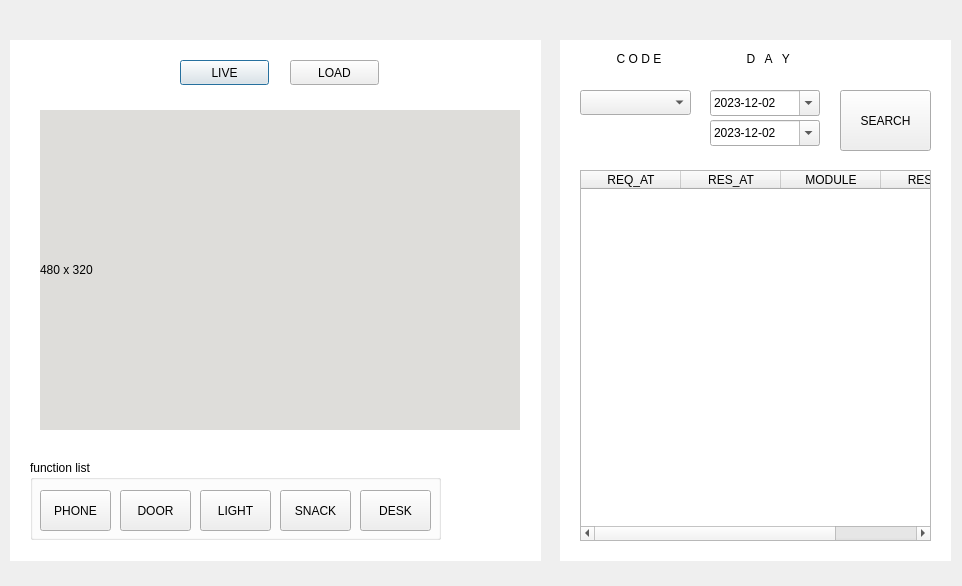
Above: ros_dl/src/haejo_pkg/haejo_pkg/haejo.ui from addinedu-ros-3rd/deeplearning-repo-4 before the change. Below: the same form after it.
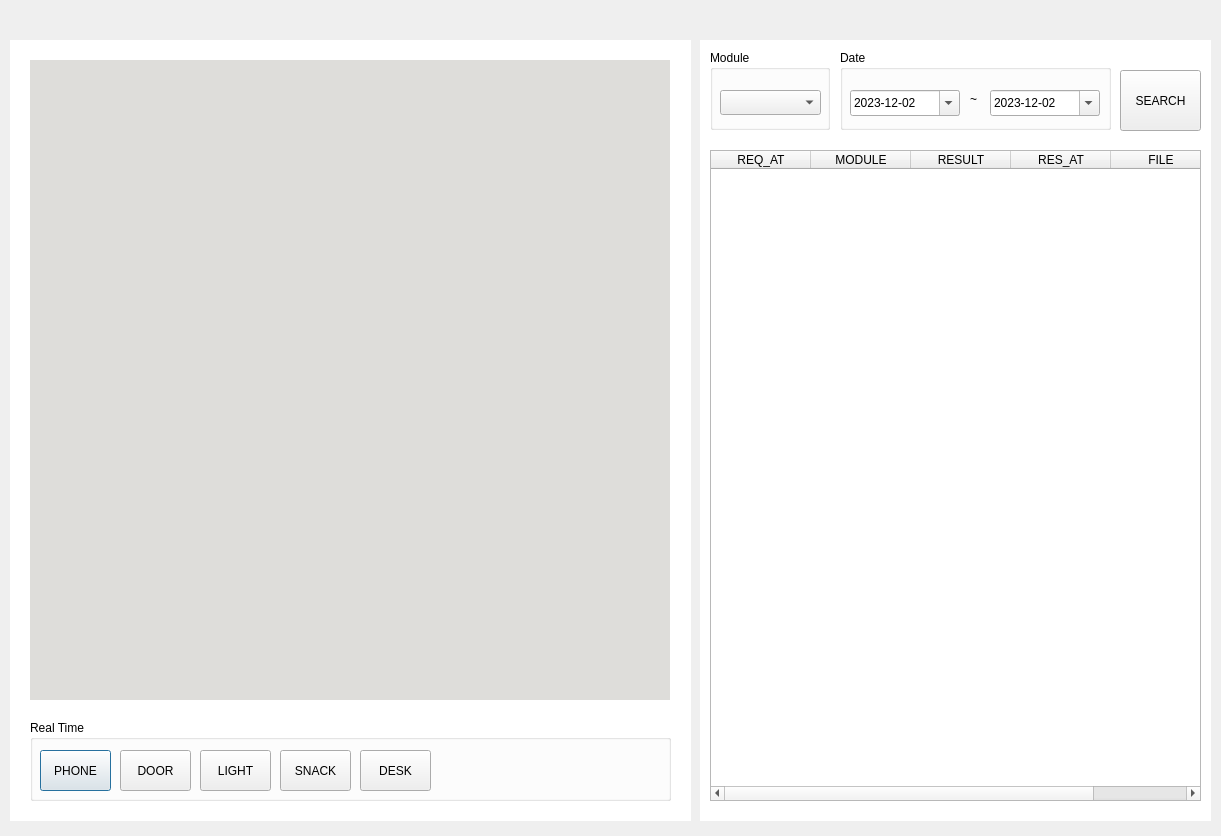
That is the form after the change.

What changed in the file:
```diff
--- a/ros_dl/src/haejo_pkg/haejo_pkg/haejo.ui
+++ b/ros_dl/src/haejo_pkg/haejo_pkg/haejo.ui
@@ -6,8 +6,8 @@
    <rect>
     <x>0</x>
     <y>0</y>
-    <width>962</width>
-    <height>586</height>
+    <width>1221</width>
+    <height>836</height>
    </rect>
   </property>
   <property name="windowTitle">
@@ -16,59 +16,33 @@
   <property name="styleSheet">
    <string notr="true"/>
   </property>
-  <widget class="QPushButton" name="tap_button_live">
-   <property name="geometry">
-    <rect>
-     <x>180</x>
-     <y>60</y>
-     <width>89</width>
-     <height>25</height>
-    </rect>
-   </property>
-   <property name="text">
-    <string>LIVE</string>
-   </property>
-  </widget>
-  <widget class="QPushButton" name="tap_button_load">
-   <property name="geometry">
-    <rect>
-     <x>290</x>
-     <y>60</y>
-     <width>89</width>
-     <height>25</height>
-    </rect>
-   </property>
-   <property name="text">
-    <string>LOAD</string>
-   </property>
-  </widget>
   <widget class="QLabel" name="video">
    <property name="geometry">
     <rect>
-     <x>40</x>
-     <y>110</y>
-     <width>480</width>
-     <height>320</height>
+     <x>30</x>
+     <y>60</y>
+     <width>640</width>
+     <height>640</height>
     </rect>
    </property>
    <property name="styleSheet">
     <string notr="true">background-color: rgb(222, 221, 218);</string>
    </property>
    <property name="text">
-    <string>480 x 320</string>
+    <string/>
    </property>
   </widget>
   <widget class="QGroupBox" name="groupBox">
    <property name="geometry">
     <rect>
      <x>30</x>
-     <y>460</y>
-     <width>411</width>
-     <height>80</height>
+     <y>720</y>
+     <width>641</width>
+     <height>81</height>
     </rect>
    </property>
    <property name="title">
-    <string>function list</string>
+    <string>Real Time</string>
    </property>
    <widget class="QPushButton" name="fx_button_phone">
     <property name="geometry">
@@ -139,10 +113,10 @@
   <widget class="QTableWidget" name="db_tableWidget">
    <property name="geometry">
     <rect>
-     <x>580</x>
-     <y>170</y>
-     <width>351</width>
-     <height>371</height>
+     <x>710</x>
+     <y>150</y>
+     <width>491</width>
+     <height>651</height>
     </rect>
    </property>
    <column>
@@ -150,11 +124,6 @@
      <string>REQ_AT</string>
     </property>
    </column>
-   <column>
-    <property name="text">
-     <string>RES_AT</string>
-    </property>
-   </column>
    <column>
     <property name="text">
      <string>MODULE</string>
@@ -165,121 +134,23 @@
      <string>RESULT</string>
     </property>
    </column>
-  </widget>
-  <widget class="QLabel" name="db_label_code">
-   <property name="geometry">
-    <rect>
-     <x>610</x>
-     <y>50</y>
-     <width>67</width>
-     <height>17</height>
-    </rect>
-   </property>
-   <property name="text">
-    <string>  C O D E</string>
-   </property>
-  </widget>
-  <widget class="QLabel" name="db_label_day">
-   <property name="geometry">
-    <rect>
-     <x>740</x>
-     <y>50</y>
-     <width>67</width>
-     <height>17</height>
-    </rect>
-   </property>
-   <property name="text">
-    <string>  D   A   Y</string>
-   </property>
-  </widget>
-  <widget class="QDateEdit" name="db_date_before">
-   <property name="geometry">
-    <rect>
-     <x>710</x>
-     <y>90</y>
-     <width>110</width>
-     <height>26</height>
-    </rect>
-   </property>
-   <property name="maximumDateTime">
-    <datetime>
-     <hour>23</hour>
-     <minute>59</minute>
-     <second>59</second>
-     <year>2025</year>
-     <month>12</month>
-     <day>31</day>
-    </datetime>
-   </property>
-   <property name="minimumDateTime">
-    <datetime>
-     <hour>0</hour>
-     <minute>0</minute>
-     <second>0</second>
-     <year>2023</year>
-     <month>12</month>
-     <day>2</day>
-    </datetime>
-   </property>
-   <property name="displayFormat">
-    <string>yyyy-MM-dd</string>
-   </property>
-   <property name="calendarPopup">
-    <bool>true</bool>
-   </property>
-  </widget>
-  <widget class="QComboBox" name="db_comboBox">
-   <property name="geometry">
-    <rect>
-     <x>580</x>
-     <y>90</y>
-     <width>111</width>
-     <height>25</height>
-    </rect>
-   </property>
-  </widget>
-  <widget class="QDateEdit" name="db_date_after">
-   <property name="geometry">
-    <rect>
-     <x>710</x>
-     <y>120</y>
-     <width>110</width>
-     <height>26</height>
-    </rect>
-   </property>
-   <property name="maximumDateTime">
-    <datetime>
-     <hour>23</hour>
-     <minute>59</minute>
-     <second>59</second>
-     <year>2025</year>
-     <month>12</month>
-     <day>31</day>
-    </datetime>
-   </property>
-   <property name="minimumDateTime">
-    <datetime>
-     <hour>0</hour>
-     <minute>0</minute>
-     <second>0</second>
-     <year>2023</year>
-     <month>12</month>
-     <day>2</day>
-    </datetime>
-   </property>
-   <property name="displayFormat">
-    <string>yyyy-MM-dd</string>
-   </property>
-   <property name="calendarPopup">
-    <bool>true</bool>
-   </property>
+   <column>
+    <property name="text">
+     <string>RES_AT</string>
+    </property>
+   </column>
+   <column>
+    <property name="text">
+     <string>FILE</string>
+    </property>
+   </column>
   </widget>
   <widget class="QPushButton" name="db_button_search">
    <property name="geometry">
     <rect>
-     <x>840</x>
-     <y>90</y>
-     <width>91</width>
+     <x>1120</x>
+     <y>70</y>
+     <width>81</width>
      <height>61</height>
     </rect>
    </property>
@@ -290,10 +161,10 @@
   <widget class="QLabel" name="label">
    <property name="geometry">
     <rect>
-     <x>560</x>
+     <x>700</x>
      <y>40</y>
-     <width>391</width>
-     <height>521</height>
+     <width>511</width>
+     <height>781</height>
     </rect>
    </property>
    <property name="styleSheet">
@@ -308,8 +179,8 @@
     <rect>
      <x>10</x>
      <y>40</y>
-     <width>531</width>
-     <height>521</height>
+     <width>681</width>
+     <height>781</height>
     </rect>
    </property>
    <property name="styleSheet">
@@ -319,19 +190,135 @@
     <string/>
    </property>
   </widget>
+  <widget class="QGroupBox" name="groupBox_2">
+   <property name="geometry">
+    <rect>
+     <x>710</x>
+     <y>50</y>
+     <width>120</width>
+     <height>80</height>
+    </rect>
+   </property>
+   <property name="title">
+    <string>Module</string>
+   </property>
+   <widget class="QComboBox" name="db_comboBox">
+    <property name="geometry">
+     <rect>
+      <x>10</x>
+      <y>40</y>
+      <width>101</width>
+      <height>25</height>
+     </rect>
+    </property>
+   </widget>
+  </widget>
+  <widget class="QGroupBox" name="groupBox_3">
+   <property name="geometry">
+    <rect>
+     <x>840</x>
+     <y>50</y>
+     <width>271</width>
+     <height>80</height>
+    </rect>
+   </property>
+   <property name="title">
+    <string>Date</string>
+   </property>
+   <widget class="QDateEdit" name="db_date_from">
+    <property name="geometry">
+     <rect>
+      <x>10</x>
+      <y>40</y>
+      <width>110</width>
+      <height>26</height>
+     </rect>
+    </property>
+    <property name="maximumDateTime">
+     <datetime>
+      <hour>23</hour>
+      <minute>59</minute>
+      <second>59</second>
+      <year>2025</year>
+      <month>12</month>
+      <day>31</day>
+     </datetime>
+    </property>
+    <property name="minimumDateTime">
+     <datetime>
+      <hour>0</hour>
+      <minute>0</minute>
+      <second>0</second>
+      <year>2023</year>
+      <month>12</month>
+      <day>2</day>
+     </datetime>
+    </property>
+    <property name="displayFormat">
+     <string>yyyy-MM-dd</string>
+    </property>
+    <property name="calendarPopup">
+     <bool>true</bool>
+    </property>
+   </widget>
+   <widget class="QDateEdit" name="db_date_to">
+    <property name="geometry">
+     <rect>
+      <x>150</x>
+      <y>40</y>
+      <width>110</width>
+      <height>26</height>
+     </rect>
+    </property>
+    <property name="maximumDateTime">
+     <datetime>
+      <hour>23</hour>
+      <minute>59</minute>
+      <second>59</second>
+      <year>2025</year>
+      <month>12</month>
+      <day>31</day>
+     </datetime>
+    </property>
+    <property name="minimumDateTime">
+     <datetime>
+      <hour>0</hour>
+      <minute>0</minute>
+      <second>0</second>
+      <year>2023</year>
+      <month>12</month>
+      <day>2</day>
+     </datetime>
+    </property>
+    <property name="displayFormat">
+     <string>yyyy-MM-dd</string>
+    </property>
+    <property name="calendarPopup">
+     <bool>true</bool>
+    </property>
+   </widget>
+   <widget class="QLabel" name="db_label_for">
+    <property name="geometry">
+     <rect>
+      <x>130</x>
+      <y>40</y>
+      <width>16</width>
+      <height>17</height>
+     </rect>
+    </property>
+    <property name="text">
+     <string>~</string>
+    </property>
+   </widget>
+  </widget>
   <zorder>label_2</zorder>
   <zorder>label</zorder>
-  <zorder>tap_button_live</zorder>
-  <zorder>tap_button_load</zorder>
   <zorder>video</zorder>
   <zorder>groupBox</zorder>
   <zorder>db_tableWidget</zorder>
-  <zorder>db_label_code</zorder>
-  <zorder>db_label_day</zorder>
-  <zorder>db_date_before</zorder>
-  <zorder>db_comboBox</zorder>
-  <zorder>db_date_after</zorder>
   <zorder>db_button_search</zorder>
+  <zorder>groupBox_2</zorder>
+  <zorder>groupBox_3</zorder>
  </widget>
  <resources/>
  <connections/>
```
